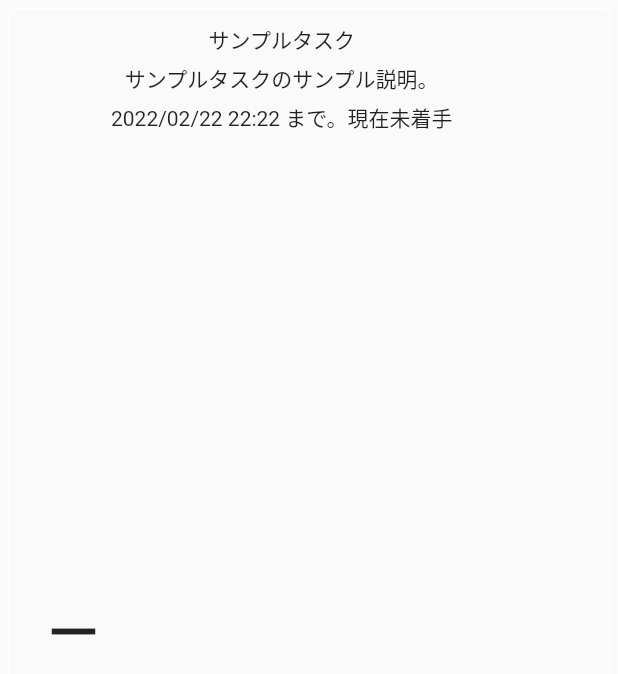
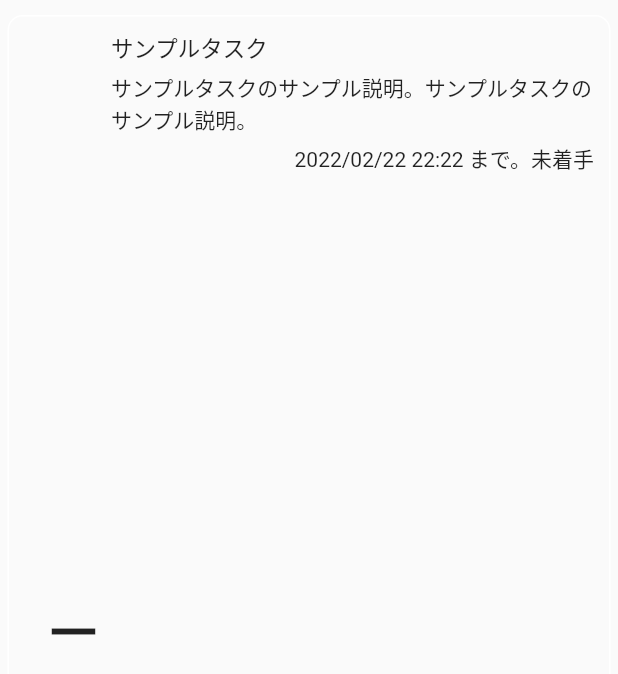
Before and after one commit to hrk-fujii/quick_todoer, a Flutter app: the TaskItem widget shown alone on an empty page, opened directly, on a phone screen of 412 x 824 dp. Shown: the top 674 px of the screen. Run offline on Flutter 3.47's test engine with Material 2 defaults, Android fonts, the phone set to English and light mode, and no system bars; our stand-ins replace cloud_firestore, firebase_auth, firebase_core, responsive_builder; accounts and stored records are empty; generated files the repository leaves out were written again.

Commit message:
タスクリストのレイアウトを調整

```diff
--- a/lib/task/task_item.dart
+++ b/lib/task/task_item.dart
@@ -10,7 +10,7 @@ class TaskItem extends StatelessWidget {
   @override
   Widget build(BuildContext context) {
     return Padding(
-      padding: EdgeInsets.all(5),
+      padding: EdgeInsets.only(left: 5, right: 5, top: 10, bottom: 10),
       child: Container(
         padding: EdgeInsets.all(10),
         child: Row(
@@ -24,28 +24,36 @@ class TaskItem extends StatelessWidget {
               ),
             ),
             SizedBox(width: 10),
-            Column(
+            Expanded(
+              child: Column(
+                crossAxisAlignment: CrossAxisAlignment.stretch,
                 children: [
                   Text(
                     "サンプルタスク",
-                  maxLines: 1,
+                    style: TextStyle(fontSize: 15),
+                    maxLines: 2,
                     overflow: TextOverflow.ellipsis,
                   ),
                   SizedBox(height: 5),
                   Text(
-                  "サンプルタスクのサンプル説明。",
-                  maxLines: 3,
+                    "サンプルタスクのサンプル説明。サンプルタスクのサンプル説明。",
+                    textAlign: TextAlign.left,
+                    maxLines: 4,
                     overflow: TextOverflow.ellipsis,
                   ),
                   SizedBox(height: 5),
-                Text("2022/02/22 22:22 まで。現在未着手"),
+                  Text(
+                    "2022/02/22 22:22 まで。未着手",
+                    textAlign: TextAlign.right,
+                  ),
                 ],
+              ),
             ),
           ],
         ),
         decoration: BoxDecoration(
           border: Border.all(color: Theme.of(context).colorScheme.onBackground),
-          borderRadius: BorderRadius.circular(5),
+          borderRadius: BorderRadius.circular(10),
         ),
       ),
     );
```
Lines whose indentation alone changed are shown as unchanged.
